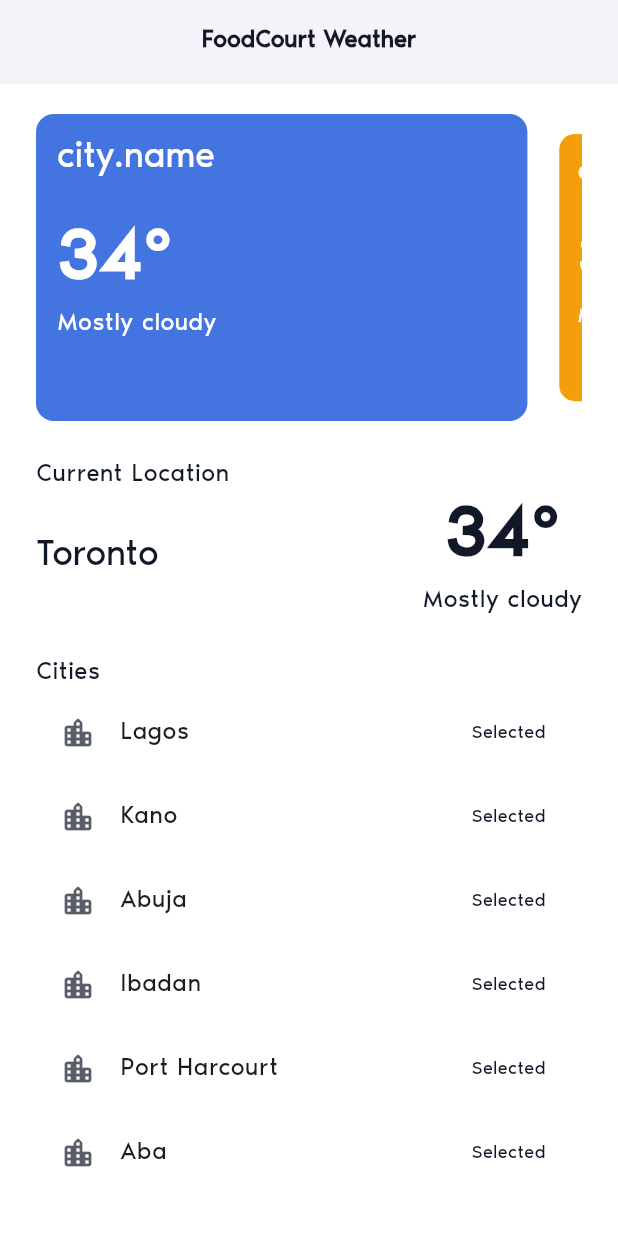
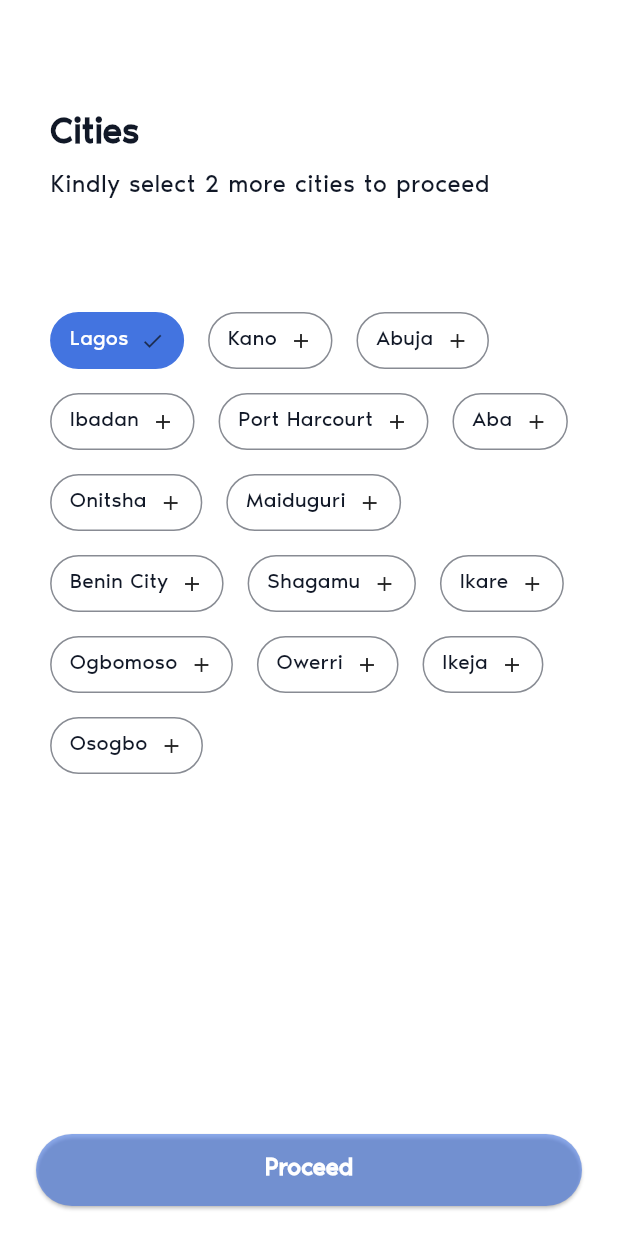
Before and after one commit to Youngtard/foodcourt_weather_app, a Flutter app: the screen it shows after launch, on a phone screen of 412 x 824 dp. Run offline on Flutter 3.47's test engine with Material 3 defaults, Android fonts, the phone set to English and light mode, and no system bars; drawn by our look-alikes of carousel_slider; our stand-ins replace equatable.

Commit message:
Add city selection screen

```diff
--- a/lib/main.dart
+++ b/lib/main.dart
@@ -2,6 +2,7 @@ import 'package:flutter/material.dart';
 import 'package:foodcourt_weather/utils/app_theme.dart';
 import 'package:foodcourt_weather/utils/utils.dart';
 import 'package:foodcourt_weather/weather/presentation/screens/main_screen.dart';
+import 'package:foodcourt_weather/weather/presentation/screens/select_cities_screen.dart';
 
 void main() {
   runApp(const MyApp());
@@ -17,7 +18,7 @@ class MyApp extends StatelessWidget {
       debugShowCheckedModeBanner: false,
       navigatorKey: navigatorKey,
       theme: AppTheme.light(),
-      home: const MainScreen(),
+      home: const SelectCitiesScreen(),
     );
   }
 }
--- a/lib/weather/domain/models/city.dart
+++ b/lib/weather/domain/models/city.dart
@@ -19,7 +19,7 @@ class City extends Equatable {
       ];
 }
 
-const cities = [
+final cities = List<City>.unmodifiable(const [
   City(
     name: "Lagos",
     latitude: 6.4550,
@@ -95,4 +95,4 @@ const cities = [
     latitude: 7.7667,
     longitude: 4.5667,
   ),
-];
+]);
--- a/lib/weather/presentation/screens/components/carousel_item.dart
+++ b/lib/weather/presentation/screens/components/carousel_item.dart
@@ -34,7 +34,7 @@ class CarouselItem extends StatelessWidget {
         crossAxisAlignment: CrossAxisAlignment.start,
         children: [
           Text(
-            "city.name",
+            title,
             style: textTheme.headlineLarge!.copyWith(
               color: Colors.white,
               fontWeight: FontWeight.w400,
--- a/lib/weather/presentation/screens/main_screen.dart
+++ b/lib/weather/presentation/screens/main_screen.dart
@@ -32,9 +32,10 @@ class _MainScreenState extends State<MainScreen> {
       appBar: AppBar(
         title: Text(
           "FoodCourt Weather",
-          style: textTheme.headlineMedium,
+          style: textTheme.headlineLarge,
         ),
         centerTitle: true,
+        automaticallyImplyLeading: false,
       ),
       body: SafeArea(
         child: Padding(
--- /dev/null
+++ b/lib/weather/presentation/screens/select_cities_screen.dart
@@ -0,0 +1,174 @@
+import 'package:collection/collection.dart';
+import 'package:flutter/material.dart';
+import 'package:foodcourt_weather/utils/app_colors.dart';
+import 'package:foodcourt_weather/utils/utils.dart';
+import 'package:foodcourt_weather/weather/domain/models/city.dart';
+import 'package:foodcourt_weather/weather/presentation/screens/main_screen.dart';
+
+class SelectCitiesScreen extends StatefulWidget {
+  const SelectCitiesScreen({super.key});
+
+  @override
+  State<SelectCitiesScreen> createState() => _SelectCitiesScreenState();
+}
+
+class _SelectCitiesScreenState extends State<SelectCitiesScreen> {
+  final int _limit = 3;
+  final List<City> _selectedCities = [];
+
+  @override
+  void initState() {
+    super.initState();
+    //Lagos selected by default
+    _selectedCities.add(cities[0]);
+  }
+
+  int _getCitiesLeft() {
+    return _limit - _selectedCities.length;
+  }
+
+  bool _enableButton() {
+    return _selectedCities.length == _limit;
+  }
+
+  @override
+  Widget build(BuildContext context) {
+    return Scaffold(
+      body: SafeArea(
+        child: Padding(
+          padding: const EdgeInsets.symmetric(
+            vertical: 20.0,
+            horizontal: 24,
+          ),
+          child: Column(
+            children: [
+              Expanded(
+                child: SingleChildScrollView(
+                  child: Center(
+                    child: Column(
+                      mainAxisAlignment: MainAxisAlignment.center,
+                      crossAxisAlignment: CrossAxisAlignment.start,
+                      children: [
+                        const SizedBox(
+                          height: 54,
+                        ),
+                        Text(
+                          "Cities",
+                          style: textTheme.headlineLarge,
+                        ),
+                        const SizedBox(
+                          height: 8,
+                        ),
+                        Visibility(
+                          // visible: _selectedCities.length != _limit,
+                          maintainSize: true,
+                          maintainAnimation: true,
+                          maintainState: true,
+                          child: Text(
+                            _selectedCities.length != _limit
+                                ? "Kindly select ${_getCitiesLeft()} more ${_getCitiesLeft() == 1 ? "city" : "cities"} to proceed"
+                                : _selectedCities.map((e) => e.name).join(", "),
+                            style: textTheme.bodyLarge!.copyWith(
+                              fontWeight: FontWeight.w400,
+                            ),
+                          ),
+                        ),
+                        const SizedBox(
+                          height: 72,
+                        ),
+                        Wrap(
+                          spacing: 16.0,
+                          runSpacing: 16.0,
+                          children: cities.mapIndexed(
+                            (index, city) {
+                              final isSelected = _selectedCities.contains(city);
+
+                              return SingleChildScrollView(
+                                child: InkWell(
+                                  borderRadius: BorderRadius.circular(100),
+                                  onTap: () {
+                                    if (isSelected) {
+                                      if (city.name != "Lagos") {
+                                        _selectedCities.remove(city);
+                                      }
+                                    } else {
+                                      if (_selectedCities.length < _limit) {
+                                        _selectedCities.add(city);
+                                      }
+                                    }
+                                    setState(() {});
+                                  },
+                                  child: Container(
+                                    decoration: BoxDecoration(
+                                      borderRadius: BorderRadius.circular(100),
+                                      border: Border.all(
+                                        color: isSelected ? kBlueColor : kNeutral900.withOpacity(0.5),
+                                      ),
+                                      color: isSelected ? kBlueColor : Colors.white,
+                                    ),
+                                    padding: const EdgeInsets.symmetric(vertical: 8.0, horizontal: 12.0),
+                                    child: Row(
+                                      mainAxisSize: MainAxisSize.min,
+                                      crossAxisAlignment: CrossAxisAlignment.center,
+                                      children: [
+                                        Flexible(
+                                          child: Text(
+                                            city.name,
+                                            style: textTheme.bodyMedium!.copyWith(
+                                              color: isSelected ? Colors.white : kNeutral900,
+                                            ),
+                                          ),
+                                        ),
+                                        const SizedBox(
+                                          width: 8,
+                                        ),
+                                        Icon(
+                                          isSelected ? Icons.check : Icons.add,
+                                          color: isSelected ? kNeutral900.withOpacity(0.8) : null,
+                                          size: 16,
+                                        ),
+                                      ],
+                                    ),
+                                  ),
+                                ),
+                              );
+                            },
+                          ).toList(),
+                        ),
+                      ],
+                    ),
+                  ),
+                ),
+              ),
+              const SizedBox(
+                height: 24,
+              ),
+              ElevatedButton(
+                style: ElevatedButton.styleFrom(
+                  minimumSize: const Size(double.infinity, 48),
+                  backgroundColor: _enableButton() ? kBlueColor : kBlueColor.withOpacity(0.6),
+                ),
+                onPressed: () {
+                  if (_enableButton()) {
+                    Navigator.of(context).pushAndRemoveUntil(
+                      MaterialPageRoute(
+                        builder: (context) => const MainScreen(),
+                      ),
+                      (route) => false,
+                    );
+                  }
+                },
+                child: Text(
+                  "Proceed",
+                  style: textTheme.headlineMedium!.copyWith(
+                    color: Colors.white,
+                  ),
+                ),
+              ),
+            ],
+          ),
+        ),
+      ),
+    );
+  }
+}
```
